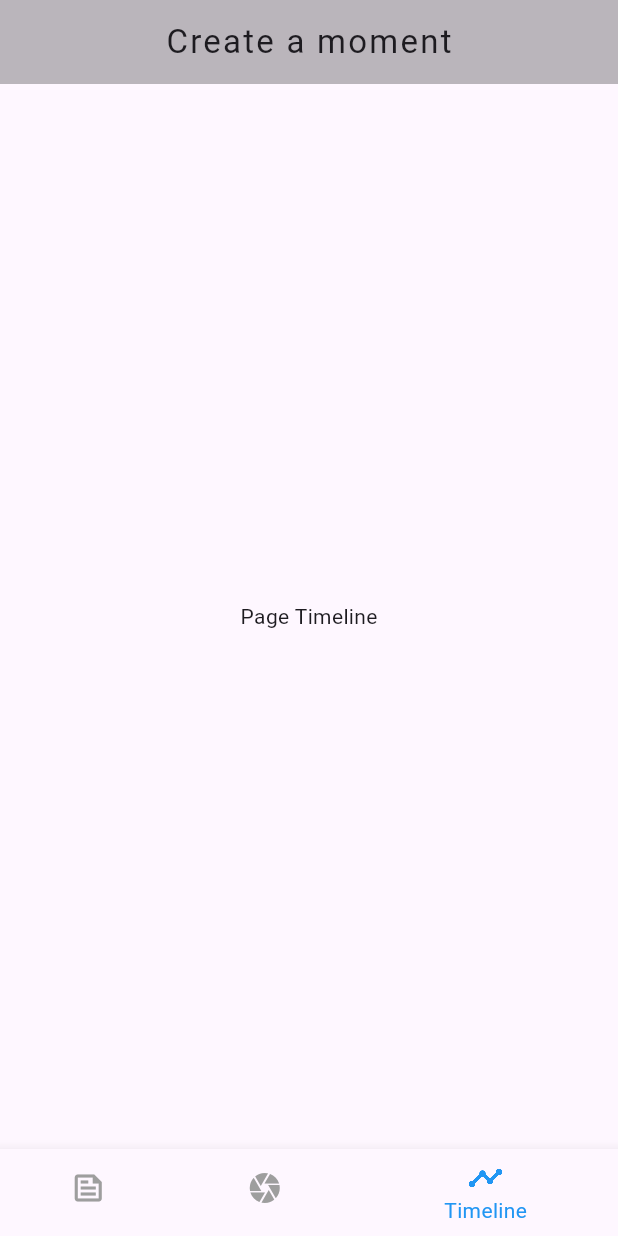
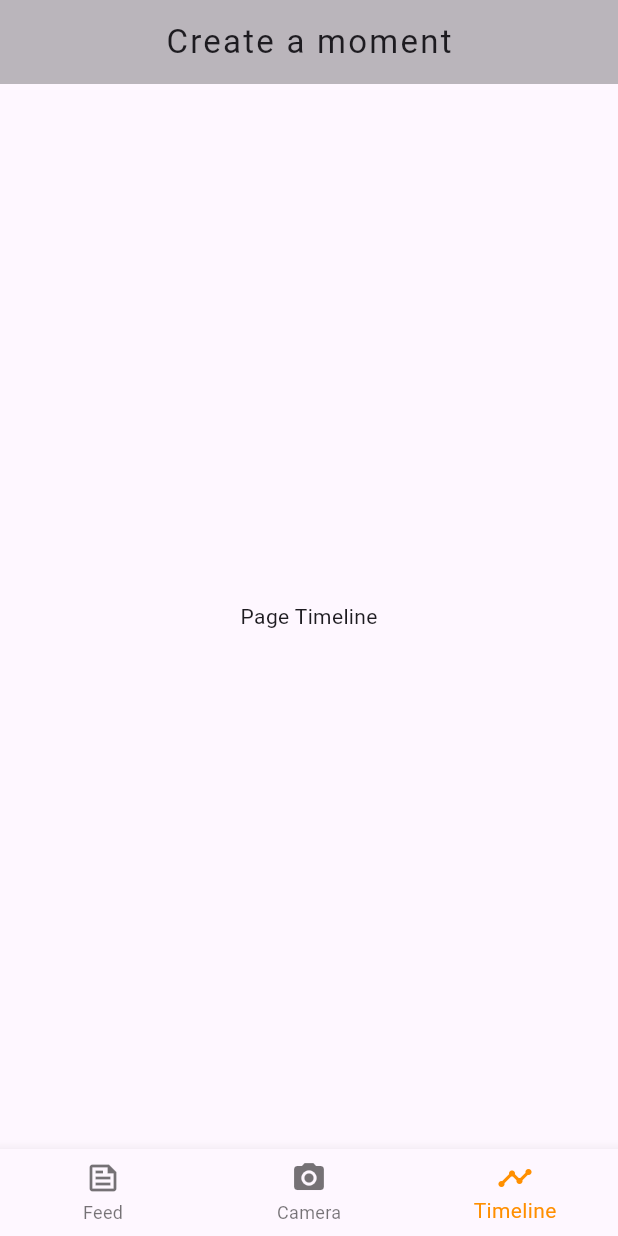
Before and after one commit to JakariaKhan-CSE/Media-Player-App, a Flutter app: the screen it shows after launch, item 3 of the bottom bar chosen, on a phone screen of 412 x 824 dp. Run offline on Flutter 3.47's test engine with Material 3 defaults, Android fonts, the phone set to English and light mode, and no system bars; our stand-ins replace camera, image_picker.

Commit message:
design complete.

```diff
--- a/lib/camera_screen.dart
+++ b/lib/camera_screen.dart
@@ -171,25 +171,23 @@ class _CameraScreenState extends State<CameraScreen> {
               child: Text('Page ${_selectedIndex == 0 ? 'Feed' : 'Timeline'}'),
             ),
       bottomNavigationBar: BottomNavigationBar(
-        currentIndex: _selectedIndex,
-        onTap: _onItemTapped,
         items: const <BottomNavigationBarItem>[
           BottomNavigationBarItem(
             icon: Icon(Icons.feed_outlined),
             label: 'Feed',
           ),
           BottomNavigationBarItem(
-            icon: Icon(Icons.camera),
+            icon: Icon(Icons.camera_alt),
             label: 'Camera',
           ),
           BottomNavigationBarItem(
-            icon: Icon(Icons.timeline_sharp),
+            icon: Icon(Icons.timeline),
             label: 'Timeline',
           ),
         ],
-        selectedItemColor: Colors.blue,
-        unselectedItemColor: Colors.grey,
-        type: BottomNavigationBarType.shifting,
+        currentIndex: _selectedIndex,
+        selectedItemColor: Colors.amber[800],
+        onTap: _onItemTapped,
       ),
     );
   }
```
